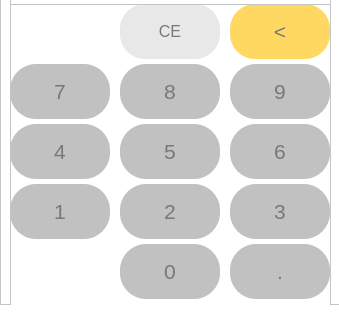
Above: MyApp/Designing/light_theme_Length.ui from gursimarkaur999/Calculator before the change; both pictures show x 0 to 339 and y 245 to 565 of the 339 by 565 pixel window. Below: the same form after it.
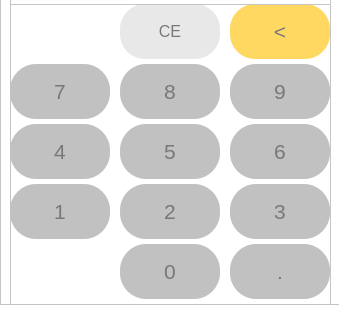
That is the form after the change. Icons and pictures are not drawn.

```diff
--- a/MyApp/Designing/light_theme_Length.ui
+++ b/MyApp/Designing/light_theme_Length.ui
@@ -75,7 +75,7 @@
        <x>10</x>
        <y>230</y>
        <width>321</width>
-       <height>311</height>
+       <height>301</height>
       </rect>
      </property>
      <property name="styleSheet">
```
